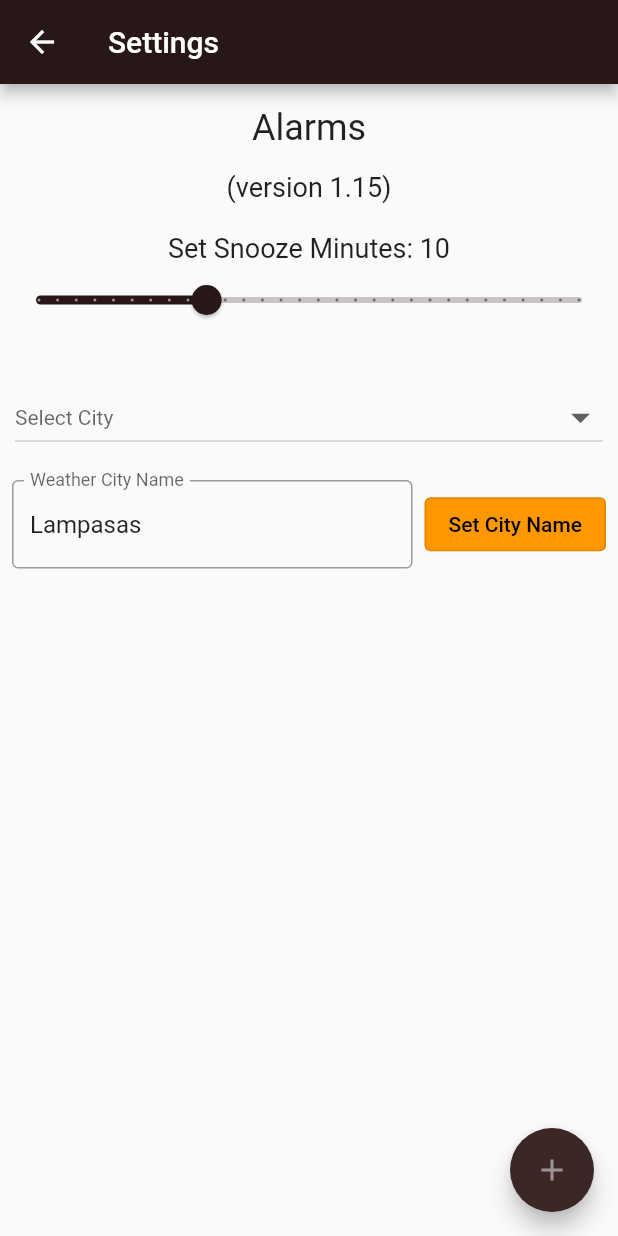
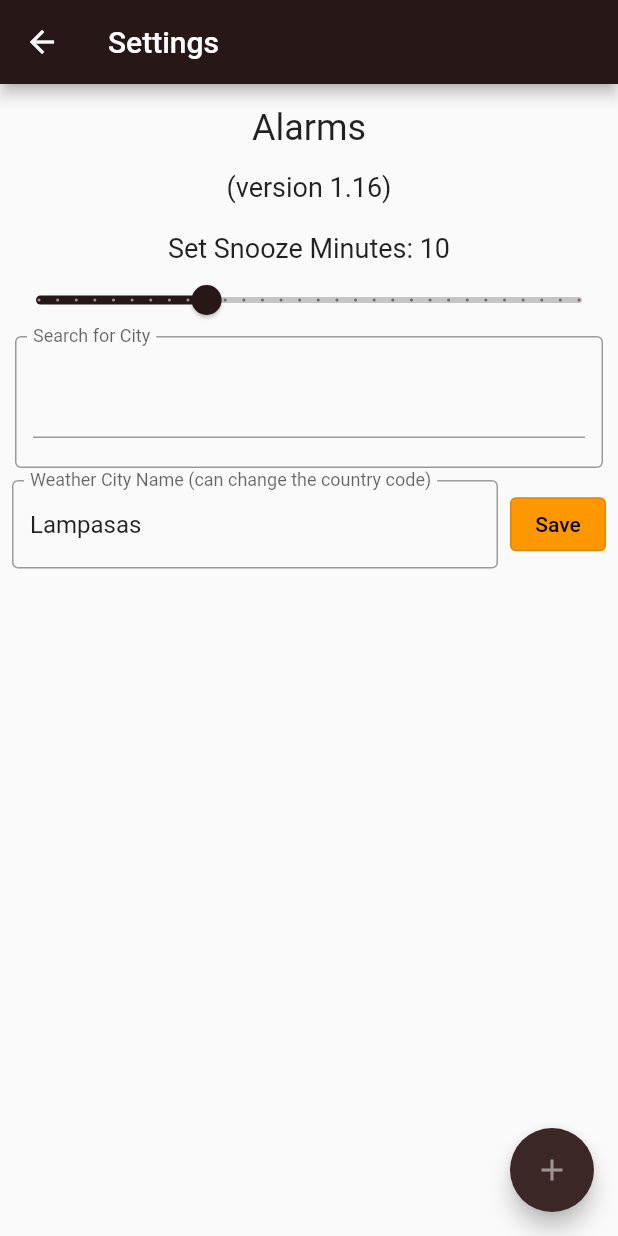
Before and after one commit to lmasullo/flutter_clock, a Flutter app: the screen it shows after launch, after a tap on the "settings" icon, on a phone screen of 412 x 824 dp. Run offline on Flutter 3.47's test engine with Material 2 defaults, Android fonts, the phone set to English and light mode, and no system bars; our stand-ins replace just_audio, shared_preferences, toggle_switch, wakelock, weather; missing offline and left inert: screen_brightness; network calls fail.

Commit message:
Updated the weather

```diff
--- a/lib/main.dart
+++ b/lib/main.dart
@@ -112,6 +112,7 @@ class _MyHomePageState extends State<MyHomePage> {
       ),
       floatingActionButton: FloatingActionButton(
         foregroundColor: const Color(0xFF594747),
+        backgroundColor: const Color(0xFF362323),
         onPressed: () {
           Navigator.push(
             context,
--- a/lib/pages/settings.dart
+++ b/lib/pages/settings.dart
@@ -48,7 +48,7 @@ class _SettingsState extends State<Settings> {
               padding: EdgeInsets.all(15.0),
               child: Text('Alarms', style: TextStyle(fontSize: 24)),
             ),
-            const Text('(version 1.15)', style: TextStyle(fontSize: 18)),
+            const Text('(version 1.16)', style: TextStyle(fontSize: 18)),
             const SizedBox(height: 20),
             Text(
               'Set Snooze Minutes: $snoozeMinutes',
@@ -71,9 +71,9 @@ class _SettingsState extends State<Settings> {
               },
             ),
 
-            const SizedBox(height: 20),
+            // const SizedBox(height: 20),
 
-            Cities(),
+            const Cities(),
 
             Padding(
               padding: const EdgeInsets.all(8.0),
@@ -86,7 +86,8 @@ class _SettingsState extends State<Settings> {
                       controller: cityNameController,
                       decoration: const InputDecoration(
                         border: OutlineInputBorder(),
-                        labelText: 'Weather City Name',
+                        labelText:
+                            'Weather City Name (can change the country code)',
                       ),
                     ),
                   ),
@@ -111,7 +112,7 @@ class _SettingsState extends State<Settings> {
                           duration: Duration(milliseconds: 1500),
                         ));
                       },
-                      child: const Text('Set City Name'),
+                      child: const Text('Save'),
                     ),
                   ),
                 ],
--- a/lib/widgets/cities.dart
+++ b/lib/widgets/cities.dart
@@ -28,6 +28,8 @@ class _CitiesState extends State<Cities> {
     });
   }
 
+  List filteredList = [];
+
   @override
   void initState() {
     super.initState();
@@ -41,28 +43,119 @@ class _CitiesState extends State<Cities> {
     // Get the setCityName from ApplicationState
     var setCityName =
         Provider.of<ApplicationState>(context, listen: false).setCityName;
+
+    var cityNameController = TextEditingController(text: '');
+
+    updateCityList(value) {
+      print('Updating City List $value');
+
+      setState(() {
+        // filteredList = cityList;
+        // cityNameController.text = value;
+        filteredList = cityList.where((city) {
+          return city['city'].startsWith(value);
+        }).toList();
+      });
+      print('filtered Cities: $filteredList');
+      // cityNameController.text = value;
+    }
+
     return Column(
       children: [
-        Container(
-          padding: EdgeInsets.all(10),
-          child: DropdownButton(
-            hint: Text('Select City'),
-            isExpanded: true,
-            iconSize: 30.0,
-            style: TextStyle(color: Colors.black),
-            items: cityList.map((city) {
-              return DropdownMenuItem(
-                child: Text(city['city']),
-                value: city['city'],
-              );
-            }).toList(),
-            onChanged: (value) {
-              setState(() {
-                setCityName(value as String);
-              });
-            },
+        // Container(
+        //   padding: EdgeInsets.all(10),
+        //   child: DropdownButton(
+        //     hint: Text('Select City'),
+        //     isExpanded: true,
+        //     iconSize: 30.0,
+        //     style: TextStyle(color: Colors.black),
+        //     items: cityList.map((city) {
+        //       return DropdownMenuItem(
+        //         child: Text(city['city']),
+        //         value: city['city'],
+        //       );
+        //     }).toList(),
+        //     onChanged: (value) {
+        //       setState(() {
+        //         setCityName(value as String);
+        //       });
+        //     },
+        //   ),
+        // ),
+
+        // Autocomplete the city name from the list of cities when typing
+        // Padding(
+        //   padding: const EdgeInsets.all(8.0),
+        //   child: TextField(
+        //     controller: cityNameController,
+        //     decoration: const InputDecoration(
+        //       labelText: 'City Name Test',
+        //       hintText: 'Enter City Name',
+        //     ),
+        //     onChanged: (value) {
+        //       // setCityName(value);
+        //       // Filter the list of cities that start with the letters typed
+        //       // setState(() {
+        //       // filteredList = [];
+        //       // filteredList = cityList.where((city) {
+        //       //   return city['city'].startsWith(value);
+        //       // }).toList();
+        //       // });
+
+        //       updateCityList(value);
+
+        //       // print(filteredList);
+        //     },
+        //   ),
+        // ),
+
+        // SizedBox(height: 20),
+        // Text('Filtered Cities'),
+
+        Padding(
+          padding: const EdgeInsets.only(left: 10.0, right: 10.0),
+          child: InputDecorator(
+            decoration: const InputDecoration(
+              labelText: 'Search for City',
+              border: OutlineInputBorder(),
+            ),
+            child: Autocomplete(
+              optionsBuilder: (TextEditingValue textEditingValue) {
+                if (textEditingValue.text == '') {
+                  return const Iterable<String>.empty();
+                } else {
+                  List<String> matches = <String>[];
+                  matches.addAll(cityList.map((city) {
+                    return '${city['city']}, ${city['state']}';
+                  }));
+
+                  matches.retainWhere((s) {
+                    // print(s);
+                    return s
+                        .toLowerCase()
+                        .startsWith(textEditingValue.text.toLowerCase());
+                  });
+                  return matches;
+                }
+              },
+              onSelected: (String selection) {
+                print('You just selected $selection');
+                // Get the city name from the selection, just the characters to the left of the comma
+                String cityName = selection.split(',')[0];
+                setCityName('$cityName, US');
+                ScaffoldMessenger.of(context).showSnackBar(const SnackBar(
+                  content: Text(
+                    "City Name Saved!",
+                    style: TextStyle(fontSize: 20, color: Colors.black),
+                    textAlign: TextAlign.center,
+                  ),
+                  backgroundColor: Colors.orange,
+                  duration: Duration(milliseconds: 1500),
+                ));
+              },
+            ),
           ),
-        ),
+        )
       ],
     );
   }
--- a/pubspec.yaml
+++ b/pubspec.yaml
@@ -17,7 +17,7 @@ publish_to: "none" # Remove this line if you wish to publish to pub.dev
 # https://developer.apple.com/library/archive/documentation/General/Reference/InfoPlistKeyReference/Articles/CoreFoundationKeys.html
 # In Windows, build-name is used as the major, minor, and patch parts
 # of the product and file versions while build-number is used as the build suffix.
-version: 1.15.0+1
+version: 1.16.0+1
 
 environment:
   sdk: ">=2.18.1 <3.0.0"
@@ -73,7 +73,6 @@ flutter:
 
   # To add assets to your application, add an assets section, like this:
   assets:
-    - assets/sounds/barcode-scanner-beep-sound.mp3
     - assets/sounds/thanksgiving.mp4
     - assets/cities.json
   #   - images/a_dot_burr.jpeg
```
Also changed, not shown: 1 other file.
